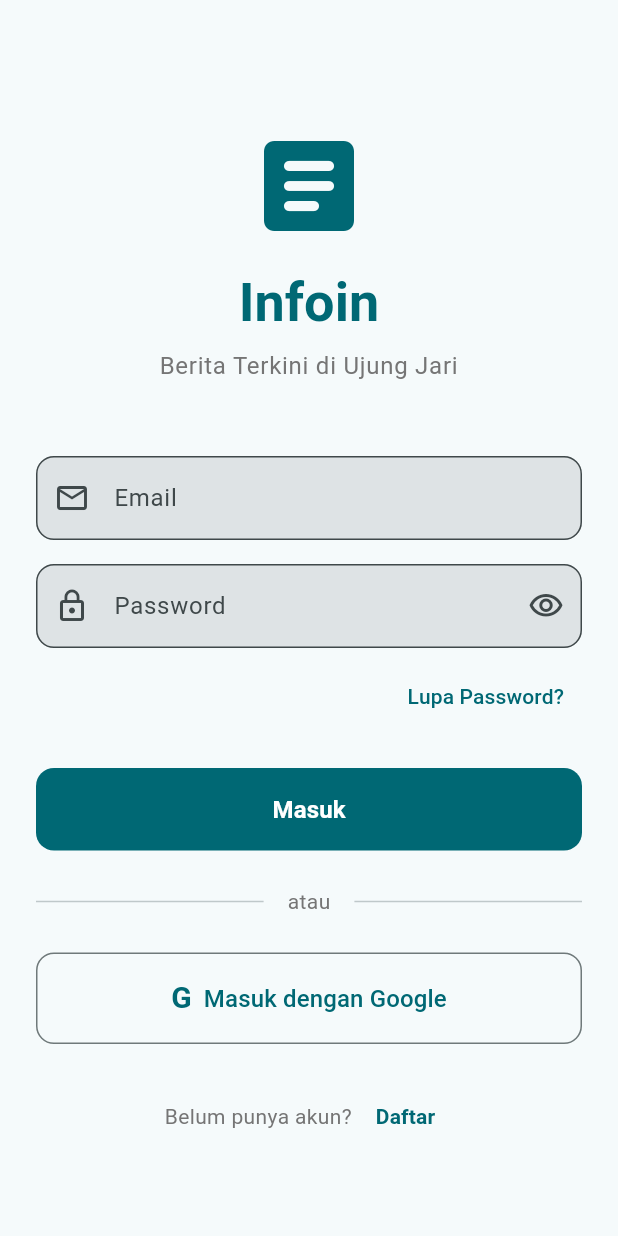
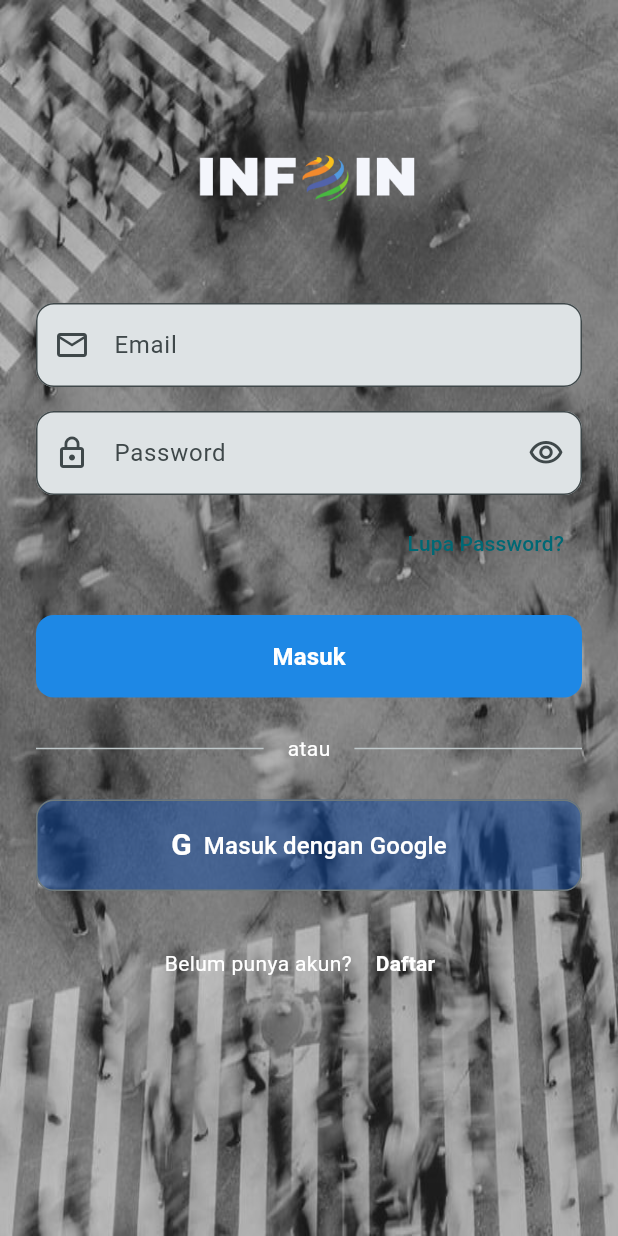
Before and after one commit to Nadzare/infoin-flutter, a Flutter app: the LoginScreen screen opened directly, on a phone screen of 412 x 824 dp. Run offline on Flutter 3.47's test engine with Material 3 defaults, Android fonts, the light colour scheme and no system bars; our stand-ins replace shared_preferences, supabase_flutter, timeago, webview_flutter; missing offline and left inert: dart:html; accounts and stored records are empty.

Commit message:
Update auth screens styling

```diff
--- a/lib/screens/auth/login_screen.dart
+++ b/lib/screens/auth/login_screen.dart
@@ -99,35 +99,36 @@ class _LoginScreenState extends State<LoginScreen> {
   @override
   Widget build(BuildContext context) {
     return Scaffold(
-      body: SafeArea(
+      body: Stack(
+        children: [
+          Container(
+            height: double.infinity,
+            width: double.infinity,
+            decoration: BoxDecoration(
+              image: DecorationImage(
+                image: const AssetImage('lib/images/logo/login.jpg'),
+                fit: BoxFit.fill,
+                colorFilter: const ColorFilter.mode(
+                  Colors.black,
+                  BlendMode.color,
+                ),
+              ),
+            ),
+          ),
+          SafeArea(
           child: SingleChildScrollView(
             padding: const EdgeInsets.all(24.0),
             child: Column(
               crossAxisAlignment: CrossAxisAlignment.stretch,
               children: [
                 const SizedBox(height: 60),
-              // Logo/Title
-              Icon(
-                Icons.article_rounded,
-                size: 80,
-                color: Theme.of(context).colorScheme.primary,
+                // Logo
+                Center(
+                  child: Image.asset(
+                    'lib/images/logo/info-putih.png',
+                    height: 70,
+                    fit: BoxFit.contain,
                   ),
-              const SizedBox(height: 16),
-              Text(
-                'Infoin',
-                style: Theme.of(context).textTheme.displaySmall?.copyWith(
-                      fontWeight: FontWeight.bold,
-                      color: Theme.of(context).colorScheme.primary,
-                    ),
-                textAlign: TextAlign.center,
-              ),
-              const SizedBox(height: 8),
-              Text(
-                'Berita Terkini di Ujung Jari',
-                style: Theme.of(context).textTheme.bodyLarge?.copyWith(
-                      color: Colors.grey[600],
-                    ),
-                textAlign: TextAlign.center,
                 ),
                 const SizedBox(height: 48),
                 // Email Field
@@ -185,6 +186,7 @@ class _LoginScreenState extends State<LoginScreen> {
               FilledButton(
                 onPressed: _isLoading ? null : _handleLogin,
                 style: FilledButton.styleFrom(
+                  backgroundColor: Colors.blue[600],
                   padding: const EdgeInsets.symmetric(vertical: 16),
                   shape: RoundedRectangleBorder(
                     borderRadius: BorderRadius.circular(12),
@@ -213,7 +215,7 @@ class _LoginScreenState extends State<LoginScreen> {
                     padding: const EdgeInsets.symmetric(horizontal: 16),
                     child: Text(
                       'atau',
-                      style: TextStyle(color: Colors.grey[600]),
+                      style: TextStyle(color: Colors.white),
                     ),
                   ),
                   const Expanded(child: Divider()),
@@ -228,13 +230,16 @@ class _LoginScreenState extends State<LoginScreen> {
                   style: TextStyle(
                     fontSize: 20,
                     fontWeight: FontWeight.bold,
+                    color: Colors.white,
                   ),
                 ),
                 label: const Text(
                   'Masuk dengan Google',
-                  style: TextStyle(fontSize: 16),
+                  style: TextStyle(fontSize: 16, color: Colors.white),
                 ),
                 style: OutlinedButton.styleFrom(
+                  backgroundColor: Colors.blue[900]!.withOpacity(0.5),
+                  foregroundColor: Colors.white,
                   padding: const EdgeInsets.symmetric(vertical: 16),
                   shape: RoundedRectangleBorder(
                     borderRadius: BorderRadius.circular(12),
@@ -248,7 +253,7 @@ class _LoginScreenState extends State<LoginScreen> {
                 children: [
                   Text(
                     'Belum punya akun? ',
-                    style: TextStyle(color: Colors.grey[600]),
+                    style: TextStyle(color: Colors.white),
                   ),
                   TextButton(
                     onPressed: () {
@@ -261,7 +266,7 @@ class _LoginScreenState extends State<LoginScreen> {
                     },
                     child: const Text(
                       'Daftar',
-                      style: TextStyle(fontWeight: FontWeight.bold),
+                      style: TextStyle(fontWeight: FontWeight.bold, color: Colors.white),
                     ),
                   ),
                 ],
@@ -270,6 +275,8 @@ class _LoginScreenState extends State<LoginScreen> {
           ),
         ),
       ),
+    ],
+  ),
 );
   }
 }
```
Lines whose indentation alone changed are shown as unchanged.
